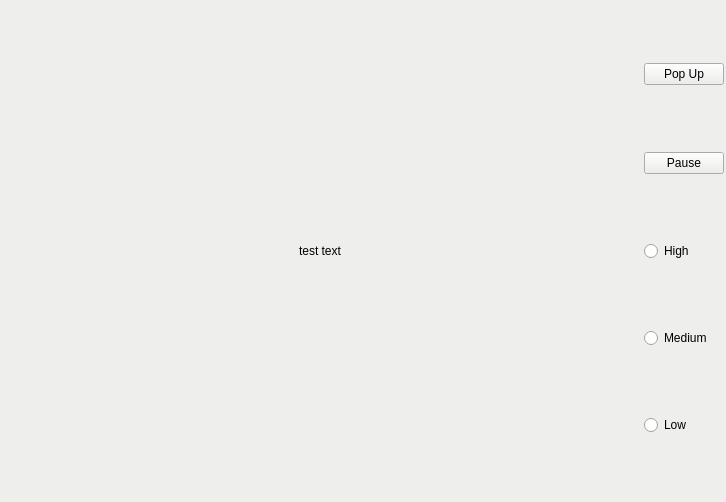
This is camera_server/server/onecamera.ui in titan-rover/base_station2020 as Qt 5 draws it before an edit. The edited form follows.
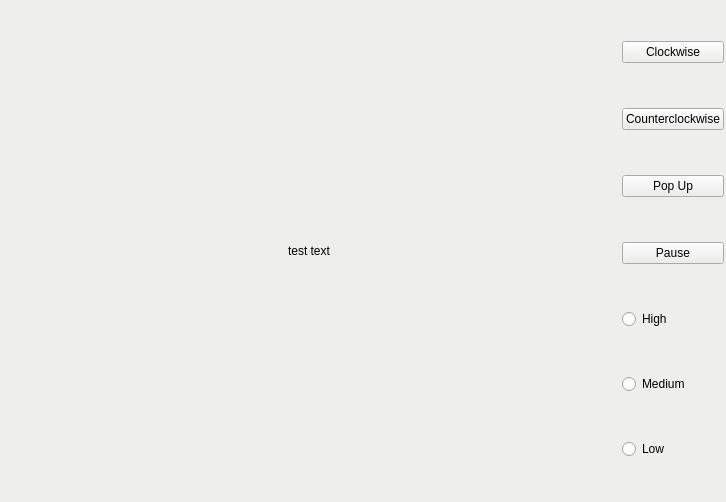
This is the edited form.

What changed in the file:
```diff
--- a/camera_server/server/onecamera.ui
+++ b/camera_server/server/onecamera.ui
@@ -510,6 +510,20 @@
    </item>
    <item>
     <layout class="QVBoxLayout" name="verticalLayout">
+     <item>
+      <widget class="QPushButton" name="clockwiseButton">
+       <property name="text">
+        <string>Clockwise</string>
+       </property>
+      </widget>
+     </item>
+     <item>
+      <widget class="QPushButton" name="counterClockwiseButton">
+       <property name="text">
+        <string>Counterclockwise</string>
+       </property>
+      </widget>
+     </item>
      <item>
       <widget class="QPushButton" name="popNewScreenButton">
        <property name="text">
```
